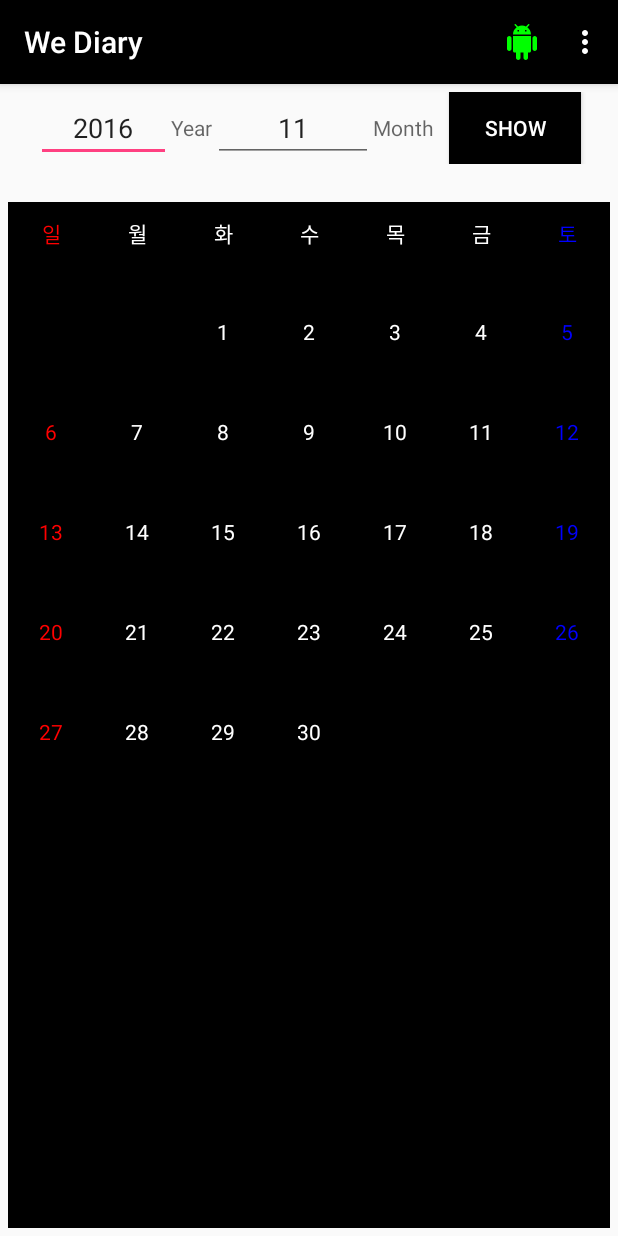
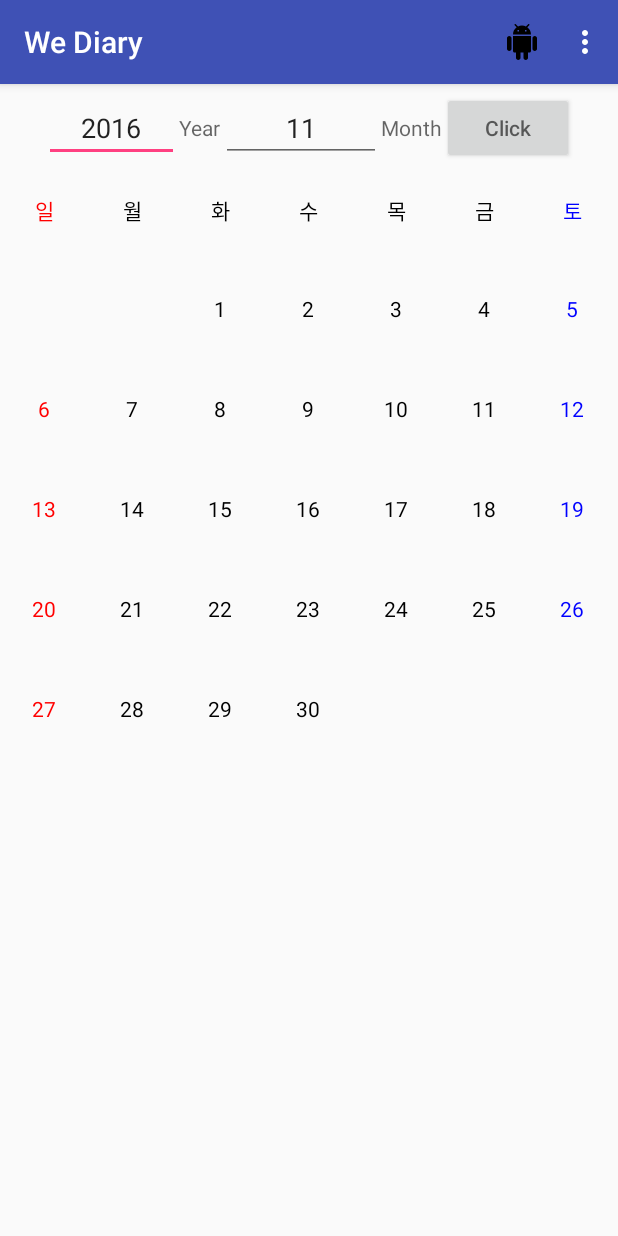
Before and after one commit to Junboom/OurAndroidProject, an Android app: the MainActivity screen opened directly, with no data from a screen before it, on a phone screen of 412 x 824 dp. Run offline under Robolectric (Android 15) with nearby library versions, the phone set to English and light mode, and no system bars.

Commit message:
Revert "third"
This reverts commit d7c612d092c003bca07b7424b6be6dc33686d034.

```diff
--- a/WeDiary/app/src/main/java/edu/hansung/ait/wediary/TextAdapter.java
+++ b/WeDiary/app/src/main/java/edu/hansung/ait/wediary/TextAdapter.java
@@ -48,7 +48,7 @@ public class TextAdapter extends BaseAdapter {
         else if(i%7 == 6)
             textview.setTextColor(Color.BLUE);
         else
-            textview.setTextColor(Color.WHITE);
+            textview.setTextColor(Color.BLACK);
 
         return textview;
     }
--- a/WeDiary/app/src/main/res/drawable/ic_android_black_24dp.xml
+++ b/WeDiary/app/src/main/res/drawable/ic_android_black_24dp.xml
@@ -3,9 +3,7 @@
     android:height="24dp"
     android:viewportWidth="24.0"
     android:viewportHeight="24.0">
-
     <path
-        android:fillColor="#00ff00"
+        android:fillColor="#FF000000"
         android:pathData="M6,18c0,0.55 0.45,1 1,1h1v3.5c0,0.83 0.67,1.5 1.5,1.5s1.5,-0.67 1.5,-1.5L11,19h2v3.5c0,0.83 0.67,1.5 1.5,1.5s1.5,-0.67 1.5,-1.5L16,19h1c0.55,0 1,-0.45 1,-1L18,8L6,8v10zM3.5,8C2.67,8 2,8.67 2,9.5v7c0,0.83 0.67,1.5 1.5,1.5S5,17.33 5,16.5v-7C5,8.67 4.33,8 3.5,8zM20.5,8c-0.83,0 -1.5,0.67 -1.5,1.5v7c0,0.83 0.67,1.5 1.5,1.5s1.5,-0.67 1.5,-1.5v-7c0,-0.83 -0.67,-1.5 -1.5,-1.5zM15.53,2.16l1.3,-1.3c0.2,-0.2 0.2,-0.51 0,-0.71 -0.2,-0.2 -0.51,-0.2 -0.71,0l-1.48,1.48C13.85,1.23 12.95,1 12,1c-0.96,0 -1.86,0.23 -2.66,0.63L7.85,0.15c-0.2,-0.2 -0.51,-0.2 -0.71,0 -0.2,0.2 -0.2,0.51 0,0.71l1.31,1.31C6.97,3.26 6,5.01 6,7h12c0,-1.99 -0.97,-3.75 -2.47,-4.84zM10,5L9,5L9,4h1v1zM15,5h-1L14,4h1v1z"/>
-
 </vector>
--- a/WeDiary/app/src/main/res/layout/fragment_month.xml
+++ b/WeDiary/app/src/main/res/layout/fragment_month.xml
@@ -36,12 +36,9 @@
             android:hint="Month" />
         <Button
             android:id="@+id/bt1"
-            android:layout_marginLeft="10dp"
             android:layout_width="wrap_content"
             android:layout_height="wrap_content"
-            android:background="#000000"
-            android:text="SHOW"
-            android:textColor="#ffffff" />
+            android:hint="Click" />
 
     </LinearLayout>
 
@@ -49,9 +46,7 @@
         android:id="@+id/grid1"
         android:layout_width="match_parent"
         android:layout_height="match_parent"
-        android:background="#000000"
-        android:paddingTop="10dp"
-        android:layout_margin="5dp"
+        android:gravity="center"
         android:numColumns="7" />
 
 </LinearLayout>
--- a/WeDiary/app/src/main/res/menu/main_menu.xml
+++ b/WeDiary/app/src/main/res/menu/main_menu.xml
@@ -7,7 +7,7 @@
         android:id="@+id/android"
         android:title="Quick"
         android:icon="@drawable/ic_android_black_24dp"
-        app:showAsAction="ifRoom" />
+        app:showAsAction="ifRoom"/>
 
     <item
         android:id="@+id/frag1"
--- a/WeDiary/app/src/main/res/values/colors.xml
+++ b/WeDiary/app/src/main/res/values/colors.xml
@@ -1,6 +1,6 @@
 <?xml version="1.0" encoding="utf-8"?>
 <resources>
-    <color name="colorPrimary">#000000</color>
-    <color name="colorPrimaryDark">#000000</color>
+    <color name="colorPrimary">#3F51B5</color>
+    <color name="colorPrimaryDark">#303F9F</color>
     <color name="colorAccent">#FF4081</color>
 </resources>
```
Also changed, not shown: WeDiary/app/src/main/res/values/styles.xml (line endings or trailing spaces).
